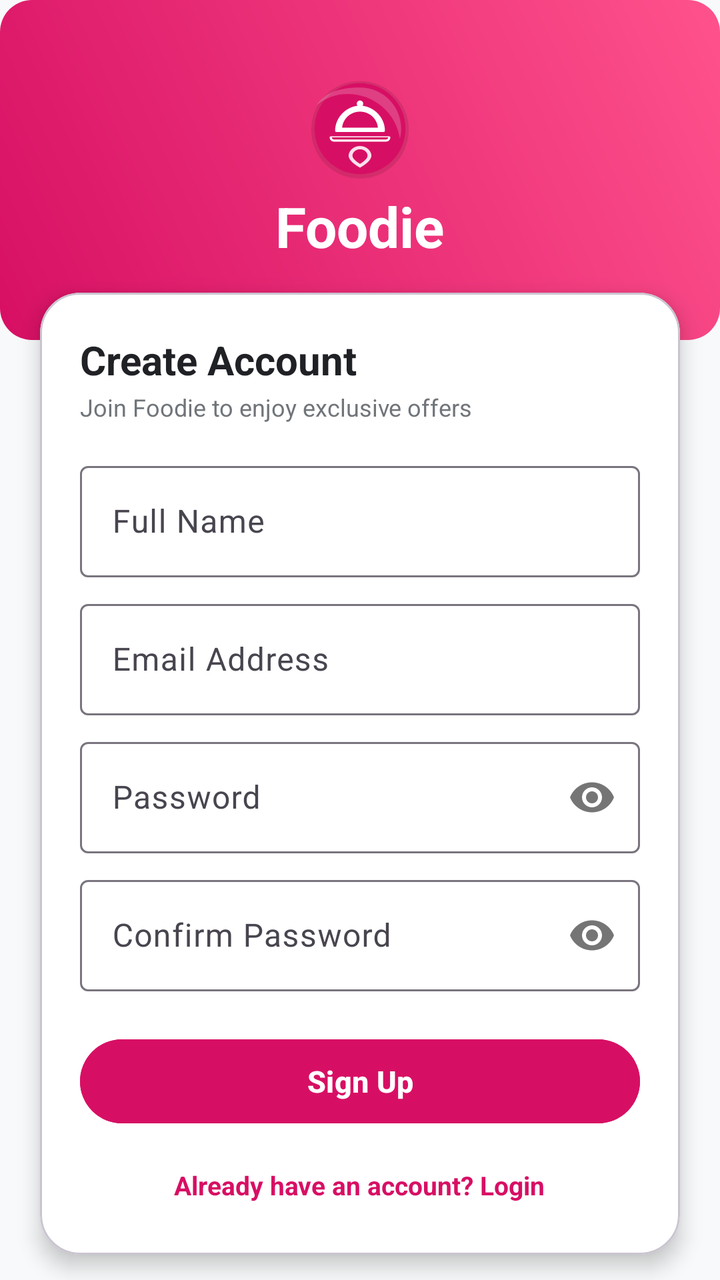
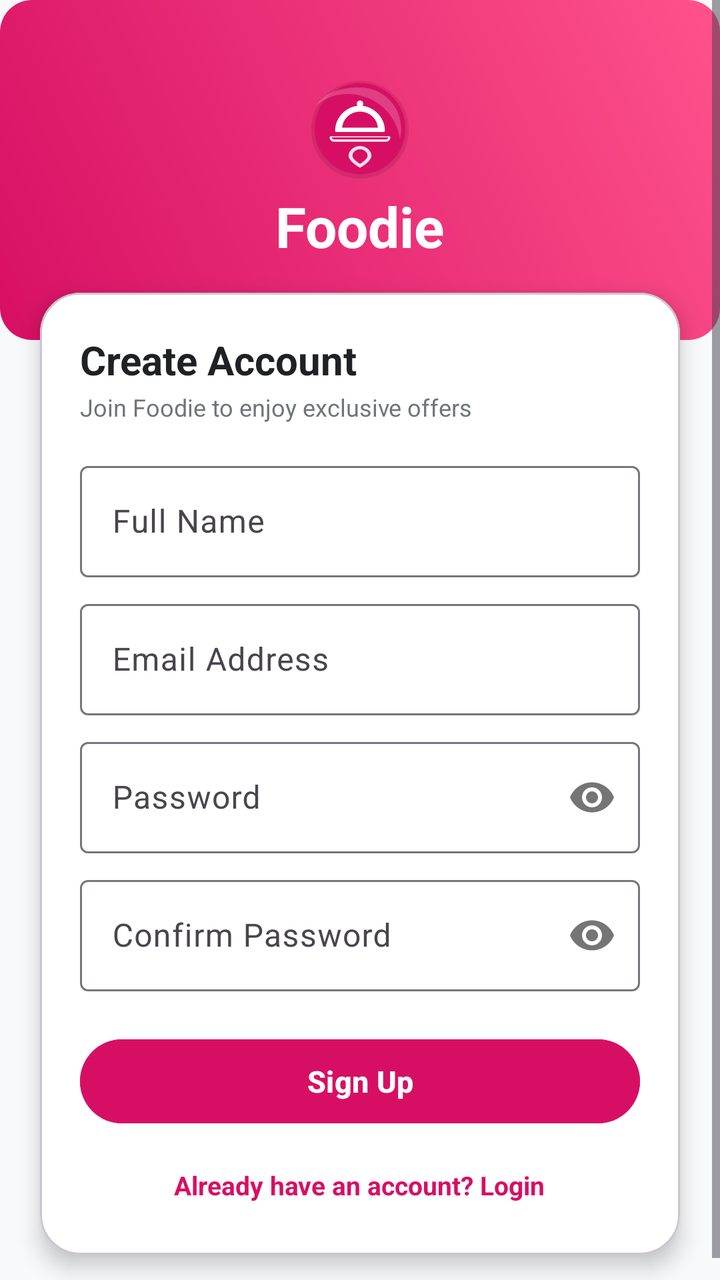

Screens rendered from an Android XML layout before and after an edit, with the pre-edit source and the edit as a unified diff.
<!-- AndroidManifest.xml: application theme Theme.FoodApp -->
<!-- res/layout/activity_sign_up.xml -->
<?xml version="1.0" encoding="utf-8"?>

<LinearLayout xmlns:android="http://schemas.android.com/apk/res/android"
    xmlns:app="http://schemas.android.com/apk/res-auto"
    android:layout_width="match_parent"
    android:layout_height="match_parent"
    android:orientation="vertical"
    android:background="@color/bg_light">

    
    <LinearLayout
        android:layout_width="match_parent"
        android:layout_height="170dp"
        android:background="@drawable/bg_banner"
        android:orientation="vertical"
        android:gravity="center"
        android:padding="16dp">

        <ImageView
            android:layout_width="52dp"
            android:layout_height="52dp"
            android:src="@drawable/ic_foodie_logo"
            android:contentDescription="@string/app_name" />

        <TextView
            android:layout_width="wrap_content"
            android:layout_height="wrap_content"
            android:layout_marginTop="4dp"
            android:text="@string/app_name"
            android:textColor="@color/white"
            android:textSize="28sp"
            android:textStyle="bold" />
    </LinearLayout>

    <com.google.android.material.card.MaterialCardView
        android:layout_width="match_parent"
        android:layout_height="wrap_content"
        android:layout_marginHorizontal="20dp"
        android:layout_marginTop="-24dp"
        app:cardCornerRadius="20dp"
        app:cardElevation="6dp"
        app:cardBackgroundColor="@color/white">

        <LinearLayout
            android:layout_width="match_parent"
            android:layout_height="wrap_content"
            android:orientation="vertical"
            android:padding="20dp">

            <TextView
                android:layout_width="wrap_content"
                android:layout_height="wrap_content"
                android:text="@string/title_sign_up"
                android:textColor="@color/text_primary"
                android:textSize="20sp"
                android:textStyle="bold" />

            <TextView
                android:layout_width="wrap_content"
                android:layout_height="wrap_content"
                android:layout_marginTop="2dp"
                android:layout_marginBottom="16dp"
                android:text="@string/subtitle_sign_up"
                android:textColor="@color/text_secondary"
                android:textSize="12sp" />

            
            <com.google.android.material.textfield.TextInputLayout
                android:id="@+id/tilSignUpName"
                android:layout_width="match_parent"
                android:layout_height="wrap_content"
                android:hint="@string/label_full_name"
                style="@style/Widget.Material3.TextInputLayout.OutlinedBox">

                <com.google.android.material.textfield.TextInputEditText
                    android:id="@+id/etSignUpName"
                    android:layout_width="match_parent"
                    android:layout_height="wrap_content"
                    android:inputType="textPersonName" />
            </com.google.android.material.textfield.TextInputLayout>

            
            <com.google.android.material.textfield.TextInputLayout
                android:id="@+id/tilSignUpEmail"
                android:layout_width="match_parent"
                android:layout_height="wrap_content"
                android:layout_marginTop="8dp"
                android:hint="@string/label_email"
                style="@style/Widget.Material3.TextInputLayout.OutlinedBox">

                <com.google.android.material.textfield.TextInputEditText
                    android:id="@+id/etSignUpEmail"
                    android:layout_width="match_parent"
                    android:layout_height="wrap_content"
                    android:inputType="textEmailAddress" />
            </com.google.android.material.textfield.TextInputLayout>

            
            <com.google.android.material.textfield.TextInputLayout
                android:id="@+id/tilSignUpPassword"
                android:layout_width="match_parent"
                android:layout_height="wrap_content"
                android:layout_marginTop="8dp"
                android:hint="@string/label_password"
                app:passwordToggleEnabled="true"
                style="@style/Widget.Material3.TextInputLayout.OutlinedBox">

                <com.google.android.material.textfield.TextInputEditText
                    android:id="@+id/etSignUpPassword"
                    android:layout_width="match_parent"
                    android:layout_height="wrap_content"
                    android:inputType="textPassword" />
            </com.google.android.material.textfield.TextInputLayout>

            
            <com.google.android.material.textfield.TextInputLayout
                android:id="@+id/tilSignUpConfirmPassword"
                android:layout_width="match_parent"
                android:layout_height="wrap_content"
                android:layout_marginTop="8dp"
                android:hint="@string/label_confirm_password"
                app:passwordToggleEnabled="true"
                style="@style/Widget.Material3.TextInputLayout.OutlinedBox">

                <com.google.android.material.textfield.TextInputEditText
                    android:id="@+id/etSignUpConfirmPassword"
                    android:layout_width="match_parent"
                    android:layout_height="wrap_content"
                    android:inputType="textPassword" />
            </com.google.android.material.textfield.TextInputLayout>

            
            <Button
                android:id="@+id/btnSignUp"
                android:layout_width="match_parent"
                android:layout_height="50dp"
                android:layout_marginTop="20dp"
                android:text="@string/btn_sign_up"
                android:textColor="@color/white"
                android:textSize="15sp"
                android:textStyle="bold"
                android:backgroundTint="@color/foodie_pink"
                style="@style/Widget.Material3.Button" />

            
            <TextView
                android:id="@+id/tvGoToLogin"
                android:layout_width="wrap_content"
                android:layout_height="wrap_content"
                android:layout_gravity="center"
                android:layout_marginTop="12dp"
                android:text="@string/link_to_login"
                android:textColor="@color/foodie_pink"
                android:textSize="13sp"
                android:textStyle="bold"
                android:padding="6dp" />

        </LinearLayout>
    </com.google.android.material.card.MaterialCardView>

</LinearLayout>
<!-- resources referenced by this layout -->
<resources>
  <color name="bg_light">#F8F9FA</color>
  <color name="foodie_pink">#D70F64</color>
  <color name="text_primary">#1F2125</color>
  <color name="text_secondary">#70757A</color>
  <color name="white">#FFFFFFFF</color>
  <!-- drawable bg_banner (drawable) -->
  <?xml version="1.0" encoding="utf-8"?>
  
  <shape xmlns:android="http://schemas.android.com/apk/res/android"
      android:shape="rectangle">
      <gradient
          android:startColor="#D70F64"
          android:endColor="#FF528C"
          android:angle="45" />
      <corners android:radius="16dp" />
  </shape>
  <!-- drawable ic_foodie_logo (drawable) -->
  <vector xmlns:android="http://schemas.android.com/apk/res/android"
      android:width="96dp"
      android:height="96dp"
      android:viewportWidth="96"
      android:viewportHeight="96">
  
      
      <path
          android:fillColor="#1A000000"
          android:pathData="M48,94 C72.85,94 93,73.85 93,49 C93,24.15 72.85,4 48,4 C23.15,4 3,24.15 3,49 C3,73.85 23.15,94 48,94 Z" />
  
      
      <path
          android:fillColor="#D70F64"
          android:pathData="M48,90 C71.19,90 90,71.19 90,48 C90,24.81 71.19,6 48,6 C24.81,6 6,24.81 6,48 C6,71.19 24.81,90 48,90 Z" />
  
      
      <path
          android:fillColor="#33FFFFFF"
          android:pathData="M48,10 C68.99,10 86,27.01 86,48 C86,51.2 85.6,54.3 84.85,57.2 C81.5,33.8 61.2,16 36.5,16 C25.8,16 15.9,19.8 8.2,26.1 C14.6,16.5 25.5,10 48,10 Z" />
  
      
      <path
          android:fillColor="#FFFFFF"
          android:pathData="M48,22 C46.34,22 45,23.34 45,25 C45,25.7 45.24,26.34 45.65,26.85 C33.8,28.45 25,38.6 25,50 C25,50.55 25.45,51 26,51 L70,51 C70.55,51 71,50.55 71,50 C71,38.6 62.2,28.45 50.35,26.85 C50.76,26.34 51,25.7 51,25 C51,23.34 49.66,22 48,22 Z M31.5,47 C32.3,38.8 39.2,32.3 48,32.3 C56.8,32.3 63.7,38.8 64.5,47 L31.5,47 Z" />
  
      
      <path
          android:fillColor="#FFFFFF"
          android:pathData="M21,55 C20.45,55 20,55.45 20,56 C20,58.21 21.79,60 24,60 L72,60 C74.21,60 76,58.21 76,56 C76,55.45 75.55,55 75,55 L21,55 Z M24,58 C22.9,58 22,57.1 22,56 L74,56 C74,57.1 73.1,58 72,58 L24,58 Z" />
  
      
      <path
          android:fillColor="#FFE0EC"
          android:pathData="M48,64 C42,64 37.5,68.5 37.5,73 C37.5,78.5 48,84 48,84 C48,84 58.5,78.5 58.5,73 C58.5,68.5 54,64 48,64 Z" />
      <path
          android:fillColor="#D70F64"
          android:pathData="M48,67 C44,67 41,70 41,73 C41,76.5 48,80.5 48,80.5 C48,80.5 55,76.5 55,73 C55,70 52,67 48,67 Z" />
  
  </vector>
  <string name="app_name">Foodie</string>
  <string name="btn_sign_up">Sign Up</string>
  <string name="label_confirm_password">Confirm Password</string>
  <string name="label_email">Email Address</string>
  <string name="label_full_name">Full Name</string>
  <string name="label_password">Password</string>
  <string name="link_to_login">Already have an account? Login</string>
  <string name="subtitle_sign_up">Join Foodie to enjoy exclusive offers</string>
  <string name="title_sign_up">Create Account</string>
  <style name="Theme.FoodApp" parent="Base.Theme.FoodApp" />
  <style name="Base.Theme.FoodApp" parent="Theme.Material3.DayNight.NoActionBar">
          
          <item name="colorPrimary">@color/foodie_pink</item>
          <item name="colorPrimaryVariant">@color/foodie_pink_dark</item>
          <item name="colorOnPrimary">@color/white</item>
          <item name="colorSecondary">@color/foodie_pink_light</item>
          <item name="colorOnSecondary">@color/foodie_pink</item>
          <item name="android:statusBarColor">@color/foodie_pink</item>
          <item name="android:windowLightStatusBar">false</item>
          <item name="android:windowBackground">@color/bg_light</item>
      </style>
  <color name="foodie_pink_dark">#B00B50</color>
  <color name="foodie_pink_light">#FFF0F5</color>
</resources>

<!-- the commit's change to res/layout/activity_sign_up.xml (unified diff, before → after) -->
@@ -1,161 +1,168 @@
 <?xml version="1.0" encoding="utf-8"?>
 
-<LinearLayout xmlns:android="http://schemas.android.com/apk/res/android"
+<ScrollView xmlns:android="http://schemas.android.com/apk/res/android"
     xmlns:app="http://schemas.android.com/apk/res-auto"
     android:layout_width="match_parent"
     android:layout_height="match_parent"
-    android:orientation="vertical"
-    android:background="@color/bg_light">
+    android:background="@color/bg_light"
+    android:fillViewport="true">
 
-    
     <LinearLayout
         android:layout_width="match_parent"
-        android:layout_height="170dp"
-        android:background="@drawable/bg_banner"
-        android:orientation="vertical"
-        android:gravity="center"
-        android:padding="16dp">
+        android:layout_height="wrap_content"
+        android:orientation="vertical">
 
-        <ImageView
-            android:layout_width="52dp"
-            android:layout_height="52dp"
-            android:src="@drawable/ic_foodie_logo"
-            android:contentDescription="@string/app_name" />
-
-        <TextView
-            android:layout_width="wrap_content"
-            android:layout_height="wrap_content"
-            android:layout_marginTop="4dp"
-            android:text="@string/app_name"
-            android:textColor="@color/white"
-            android:textSize="28sp"
-            android:textStyle="bold" />
-    </LinearLayout>
-
-    <com.google.android.material.card.MaterialCardView
-        android:layout_width="match_parent"
-        android:layout_height="wrap_content"
-        android:layout_marginHorizontal="20dp"
-        android:layout_marginTop="-24dp"
-        app:cardCornerRadius="20dp"
-        app:cardElevation="6dp"
-        app:cardBackgroundColor="@color/white">
-
+        
         <LinearLayout
             android:layout_width="match_parent"
-            android:layout_height="wrap_content"
+            android:layout_height="170dp"
+            android:background="@drawable/bg_banner"
             android:orientation="vertical"
-            android:padding="20dp">
+            android:gravity="center"
+            android:padding="16dp">
+
+            <ImageView
+                android:layout_width="52dp"
+                android:layout_height="52dp"
+                android:src="@drawable/ic_foodie_logo"
+                android:contentDescription="@string/app_name" />
 
             <TextView
                 android:layout_width="wrap_content"
                 android:layout_height="wrap_content"
-                android:text="@string/title_sign_up"
-                android:textColor="@color/text_primary"
-                android:textSize="20sp"
+                android:layout_marginTop="4dp"
+                android:text="@string/app_name"
+                android:textColor="@color/white"
+                android:textSize="28sp"
                 android:textStyle="bold" />
+        </LinearLayout>
 
-            <TextView
-                android:layout_width="wrap_content"
-                android:layout_height="wrap_content"
-                android:layout_marginTop="2dp"
-                android:layout_marginBottom="16dp"
-                android:text="@string/subtitle_sign_up"
-                android:textColor="@color/text_secondary"
-                android:textSize="12sp" />
+        <com.google.android.material.card.MaterialCardView
+            android:layout_width="match_parent"
+            android:layout_height="wrap_content"
+            android:layout_marginHorizontal="20dp"
+            android:layout_marginTop="-24dp"
+            android:layout_marginBottom="24dp"
+            app:cardCornerRadius="20dp"
+            app:cardElevation="6dp"
+            app:cardBackgroundColor="@color/white">
 
-            
-            <com.google.android.material.textfield.TextInputLayout
-                android:id="@+id/tilSignUpName"
+            <LinearLayout
                 android:layout_width="match_parent"
                 android:layout_height="wrap_content"
-                android:hint="@string/label_full_name"
-                style="@style/Widget.Material3.TextInputLayout.OutlinedBox">
+                android:orientation="vertical"
+                android:padding="20dp">
 
-                <com.google.android.material.textfield.TextInputEditText
-                    android:id="@+id/etSignUpName"
+                <TextView
+                    android:layout_width="wrap_content"
+                    android:layout_height="wrap_content"
+                    android:text="@string/title_sign_up"
+                    android:textColor="@color/text_primary"
+                    android:textSize="20sp"
+                    android:textStyle="bold" />
+
+                <TextView
+                    android:layout_width="wrap_content"
+                    android:layout_height="wrap_content"
+                    android:layout_marginTop="2dp"
+                    android:layout_marginBottom="16dp"
+                    android:text="@string/subtitle_sign_up"
+                    android:textColor="@color/text_secondary"
+                    android:textSize="12sp" />
+
+                
+                <com.google.android.material.textfield.TextInputLayout
+                    android:id="@+id/tilSignUpName"
                     android:layout_width="match_parent"
                     android:layout_height="wrap_content"
-                    android:inputType="textPersonName" />
-            </com.google.android.material.textfield.TextInputLayout>
+                    android:hint="@string/label_full_name"
+                    style="@style/Widget.Material3.TextInputLayout.OutlinedBox">
 
-            
-            <com.google.android.material.textfield.TextInputLayout
-                android:id="@+id/tilSignUpEmail"
-                android:layout_width="match_parent"
-                android:layout_height="wrap_content"
-                android:layout_marginTop="8dp"
-                android:hint="@string/label_email"
-                style="@style/Widget.Material3.TextInputLayout.OutlinedBox">
+                    <com.google.android.material.textfield.TextInputEditText
+                        android:id="@+id/etSignUpName"
+                        android:layout_width="match_parent"
+                        android:layout_height="wrap_content"
+                        android:inputType="textPersonName" />
+                </com.google.android.material.textfield.TextInputLayout>
 
-                <com.google.android.material.textfield.TextInputEditText
-                    android:id="@+id/etSignUpEmail"
+                
+                <com.google.android.material.textfield.TextInputLayout
+                    android:id="@+id/tilSignUpEmail"
                     android:layout_width="match_parent"
                     android:layout_height="wrap_content"
-                    android:inputType="textEmailAddress" />
-            </com.google.android.material.textfield.TextInputLayout>
+                    android:layout_marginTop="8dp"
+                    android:hint="@string/label_email"
+                    style="@style/Widget.Material3.TextInputLayout.OutlinedBox">
 
-            
-            <com.google.android.material.textfield.TextInputLayout
-                android:id="@+id/tilSignUpPassword"
-                android:layout_width="match_parent"
-                android:layout_height="wrap_content"
-                android:layout_marginTop="8dp"
-                android:hint="@string/label_password"
-                app:passwordToggleEnabled="true"
-                style="@style/Widget.Material3.TextInputLayout.OutlinedBox">
+                    <com.google.android.material.textfield.TextInputEditText
+                        android:id="@+id/etSignUpEmail"
+                        android:layout_width="match_parent"
+                        android:layout_height="wrap_content"
+                        android:inputType="textEmailAddress" />
+                </com.google.android.material.textfield.TextInputLayout>
 
-                <com.google.android.material.textfield.TextInputEditText
-                    android:id="@+id/etSignUpPassword"
+                
+                <com.google.android.material.textfield.TextInputLayout
+                    android:id="@+id/tilSignUpPassword"
                     android:layout_width="match_parent"
                     android:layout_height="wrap_content"
-                    android:inputType="textPassword" />
-            </com.google.android.material.textfield.TextInputLayout>
+                    android:layout_marginTop="8dp"
+                    android:hint="@string/label_password"
+                    app:passwordToggleEnabled="true"
+                    style="@style/Widget.Material3.TextInputLayout.OutlinedBox">
 
-            
-            <com.google.android.material.textfield.TextInputLayout
-                android:id="@+id/tilSignUpConfirmPassword"
-                android:layout_width="match_parent"
-                android:layout_height="wrap_content"
-                android:layout_marginTop="8dp"
-                android:hint="@string/label_confirm_password"
-                app:passwordToggleEnabled="true"
-                style="@style/Widget.Material3.TextInputLayout.OutlinedBox">
+                    <com.google.android.material.textfield.TextInputEditText
+                        android:id="@+id/etSignUpPassword"
+                        android:layout_width="match_parent"
+                        android:layout_height="wrap_content"
+                        android:inputType="textPassword" />
+                </com.google.android.material.textfield.TextInputLayout>
 
-                <com.google.android.material.textfield.TextInputEditText
-                    android:id="@+id/etSignUpConfirmPassword"
+                
+                <com.google.android.material.textfield.TextInputLayout
+                    android:id="@+id/tilSignUpConfirmPassword"
                     android:layout_width="match_parent"
                     android:layout_height="wrap_content"
-                    android:inputType="textPassword" />
-            </com.google.android.material.textfield.TextInputLayout>
+                    android:layout_marginTop="8dp"
+                    android:hint="@string/label_confirm_password"
+                    app:passwordToggleEnabled="true"
+                    style="@style/Widget.Material3.TextInputLayout.OutlinedBox">
 
-            
-            <Button
-                android:id="@+id/btnSignUp"
-                android:layout_width="match_parent"
-                android:layout_height="50dp"
-                android:layout_marginTop="20dp"
-                android:text="@string/btn_sign_up"
-                android:textColor="@color/white"
-                android:textSize="15sp"
-                android:textStyle="bold"
-                android:backgroundTint="@color/foodie_pink"
-                style="@style/Widget.Material3.Button" />
+                    <com.google.android.material.textfield.TextInputEditText
+                        android:id="@+id/etSignUpConfirmPassword"
+                        android:layout_width="match_parent"
+                        android:layout_height="wrap_content"
+                        android:inputType="textPassword" />
+                </com.google.android.material.textfield.TextInputLayout>
 
-            
-            <TextView
-                android:id="@+id/tvGoToLogin"
-                android:layout_width="wrap_content"
-                android:layout_height="wrap_content"
-                android:layout_gravity="center"
-                android:layout_marginTop="12dp"
-                android:text="@string/link_to_login"
-                android:textColor="@color/foodie_pink"
-                android:textSize="13sp"
-                android:textStyle="bold"
-                android:padding="6dp" />
+                
+                <Button
+                    android:id="@+id/btnSignUp"
+                    android:layout_width="match_parent"
+                    android:layout_height="50dp"
+                    android:layout_marginTop="20dp"
+                    android:text="@string/btn_sign_up"
+                    android:textColor="@color/white"
+                    android:textSize="15sp"
+                    android:textStyle="bold"
+                    android:backgroundTint="@color/foodie_pink"
+                    style="@style/Widget.Material3.Button" />
 
-        </LinearLayout>
-    </com.google.android.material.card.MaterialCardView>
+                
+                <TextView
+                    android:id="@+id/tvGoToLogin"
+                    android:layout_width="wrap_content"
+                    android:layout_height="wrap_content"
+                    android:layout_gravity="center"
+                    android:layout_marginTop="12dp"
+                    android:text="@string/link_to_login"
+                    android:textColor="@color/foodie_pink"
+                    android:textSize="13sp"
+                    android:textStyle="bold"
+                    android:padding="6dp" />
 
-</LinearLayout>
+            </LinearLayout>
+        </com.google.android.material.card.MaterialCardView>
+
+    </LinearLayout>
+</ScrollView>
